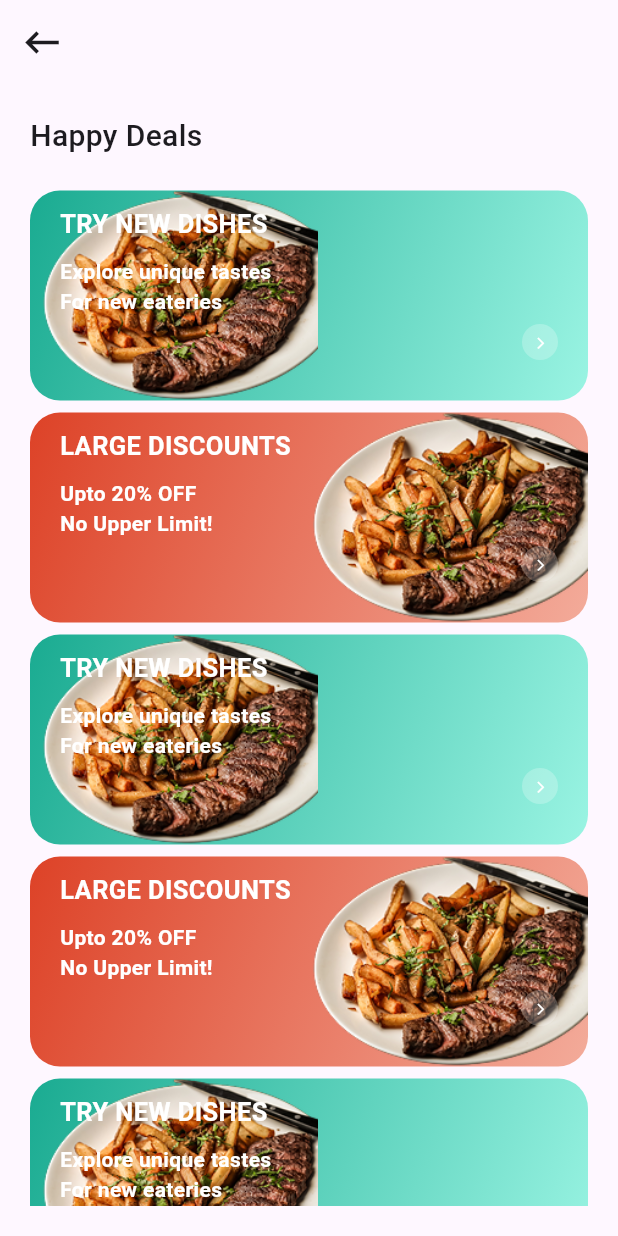
After one commit to hunglk2011/Reservation, a Flutter app: the HappyDealScreen screen opened by its route, on a phone screen of 412 x 824 dp. The commit adds this screen. Run offline on Flutter 3.47's test engine with Material 3 defaults, Android fonts, the phone set to English and light mode, and no system bars; our stand-ins replace flutter_bloc, flutter_image_slideshow, shared_preferences, smooth_page_indicator, timeline_tile; accounts and stored records are empty.

```diff
--- a/lib/bloc/review_restaurant/review_restaurant_event.dart
+++ b/lib/bloc/review_restaurant/review_restaurant_event.dart
@@ -5,7 +5,4 @@ class FetchReservationRestaurant extends ReviewRestaurantEvent {
   FetchReservationRestaurant({required this.restaurantId});
 }
 
-class SubmitReview extends ReviewRestaurantEvent {
-  String restaurantId;
-  SubmitReview({required this.restaurantId});
-}
+class FetchReviewRestaurant extends ReviewRestaurantEvent {}
--- a/lib/models/class/restaurant.dart
+++ b/lib/models/class/restaurant.dart
@@ -7,6 +7,7 @@ class Restaurant {
   String? address;
   String? image;
   Product? product;
+  String? comment;
 
   Restaurant({
     this.id,
@@ -15,6 +16,7 @@ class Restaurant {
     this.address,
     this.image,
     this.product,
+    this.comment,
   });
 
   static Restaurant fromJson(Map<String, dynamic> json) {
@@ -27,6 +29,7 @@ class Restaurant {
           json['product'] != null && json['product'] is Map<String, dynamic>
               ? Product.fromJson(json['product'])
               : null,
+      comment: json["comment"],
     );
   }
 
@@ -37,6 +40,7 @@ class Restaurant {
       "address": address,
       "image": image,
       "product": product,
+      "comment": comment,
     };
   }
 }
--- /dev/null
+++ b/lib/presentation/happy_deal/component/happy_deal_card.dart
@@ -0,0 +1,88 @@
+import 'package:flutter/material.dart';
+import 'package:reservation_system/gen/assets.gen.dart';
+
+class HappyDealCard extends StatelessWidget {
+  final LinearGradient gradient;
+  final Alignment imageAlignment;
+  final String title;
+  final List<String> subtitle;
+  final VoidCallback? onPressed;
+
+  const HappyDealCard({
+    super.key,
+    required this.gradient,
+    required this.imageAlignment,
+    required this.title,
+    required this.subtitle,
+    this.onPressed,
+  });
+
+  @override
+  Widget build(BuildContext context) {
+    return Container(
+      margin: const EdgeInsets.symmetric(vertical: 4),
+      width: double.infinity,
+      height: 140,
+      decoration: BoxDecoration(
+        borderRadius: BorderRadius.circular(20),
+        gradient: gradient,
+      ),
+      child: Stack(
+        children: [
+          Align(
+            alignment: imageAlignment,
+            child: ClipRRect(
+              borderRadius: const BorderRadius.only(
+                bottomLeft: Radius.circular(20),
+                bottomRight: Radius.circular(20),
+              ),
+              child: Image.asset(Assets.images.imgBeef.path, fit: BoxFit.cover),
+            ),
+          ),
+          Padding(
+            padding: const EdgeInsets.symmetric(vertical: 10, horizontal: 20),
+            child: Column(
+              crossAxisAlignment: CrossAxisAlignment.start,
+              children: [
+                Text(
+                  title,
+                  style: const TextStyle(
+                    color: Colors.white,
+                    fontSize: 17,
+                    fontWeight: FontWeight.bold,
+                  ),
+                ),
+                const SizedBox(height: 10),
+                for (var text in subtitle)
+                  Text(
+                    text,
+                    style: const TextStyle(
+                      color: Colors.white,
+                      fontWeight: FontWeight.bold,
+                    ),
+                  ),
+                const SizedBox(height: 5),
+                Align(
+                  alignment: Alignment.bottomRight,
+                  child: CircleAvatar(
+                    backgroundColor: Colors.white24,
+                    maxRadius: 12,
+                    minRadius: 9,
+                    child: IconButton(
+                      onPressed: onPressed,
+                      icon: const Icon(
+                        Icons.arrow_forward_ios_outlined,
+                        color: Colors.white,
+                        size: 9,
+                      ),
+                    ),
+                  ),
+                ),
+              ],
+            ),
+          ),
+        ],
+      ),
+    );
+  }
+}
--- /dev/null
+++ b/lib/presentation/happy_deal/happy_deal_screen.dart
@@ -0,0 +1,76 @@
+import 'package:flutter/material.dart';
+import 'package:reservation_system/presentation/happy_deal/component/happy_deal_card.dart';
+import 'package:reservation_system/routes/route_named.dart';
+
+class HappyDealScreen extends StatefulWidget {
+  const HappyDealScreen({super.key});
+
+  @override
+  State<HappyDealScreen> createState() => _HappyDealScreenState();
+}
+
+class _HappyDealScreenState extends State<HappyDealScreen> {
+  @override
+  Widget build(BuildContext context) {
+    return SafeArea(
+      child: Scaffold(
+        appBar: AppBar(
+          leading: IconButton(
+            onPressed: () => Navigator.pop(context),
+            icon: const Icon(Icons.keyboard_backspace, size: 30),
+          ),
+        ),
+        body: Padding(
+          padding: const EdgeInsets.all(20.0),
+          child: Column(
+            crossAxisAlignment: CrossAxisAlignment.start,
+            children: [
+              const Text(
+                'Happy Deals',
+                style: TextStyle(fontSize: 20, fontWeight: FontWeight.w500),
+              ),
+              const SizedBox(height: 18),
+              Expanded(
+                child: ListView.builder(
+                  itemCount: 10,
+                  itemBuilder: (context, index) {
+                    return HappyDealCard(
+                      gradient:
+                          index % 2 == 0
+                              ? const LinearGradient(
+                                colors: [Color(0xff1aab91), Color(0xff9af4e3)],
+                                begin: Alignment.topLeft,
+                                end: Alignment.bottomRight,
+                              )
+                              : const LinearGradient(
+                                colors: [Color(0xffdd4227), Color(0xfff3ab9a)],
+                                begin: Alignment.topLeft,
+                                end: Alignment.bottomRight,
+                              ),
+                      imageAlignment:
+                          index % 2 == 0
+                              ? Alignment.centerLeft
+                              : Alignment.bottomRight,
+                      title:
+                          index % 2 == 0 ? 'TRY NEW DISHES' : 'LARGE DISCOUNTS',
+                      subtitle:
+                          index % 2 == 0
+                              ? ['Explore unique tastes', 'For new eateries']
+                              : ['Upto 20% OFF', 'No Upper Limit!'],
+                      onPressed: () {
+                        Navigator.pushNamed(
+                          context,
+                          Routenamed.happydealReservation,
+                        );
+                      },
+                    );
+                  },
+                ),
+              ),
+            ],
+          ),
+        ),
+      ),
+    );
+  }
+}
--- a/lib/presentation/reservation/reservation_screen.dart
+++ b/lib/presentation/reservation/reservation_screen.dart
@@ -8,6 +8,7 @@ import 'package:reservation_system/models/class/restaurant.dart';
 import 'package:reservation_system/presentation/reservation/reservation_component/tab_button.dart';
 import 'package:reservation_system/presentation/reservation/tab_screen/menu_tab.dart';
 import 'package:reservation_system/presentation/reservation/tab_screen/reservation_tab.dart';
+import 'package:reservation_system/presentation/reservation/tab_screen/review_tab.dart';
 
 class ReservationScreen extends StatefulWidget {
   final String? restaurantId;
@@ -59,7 +60,7 @@ class _ReservationScreenState extends State<ReservationScreen> {
                     if (selectedTab == 1)
                       ReservationTab(restaurantInfo: restaurantData),
                     if (selectedTab == 2) MenuTab(),
-                    if (selectedTab == 3) Text("Reviews Screen"),
+                    if (selectedTab == 3) ReviewTab(),
                   ],
                 ),
               ),
--- a/lib/routes/route_named.dart
+++ b/lib/routes/route_named.dart
@@ -4,6 +4,8 @@ import 'package:reservation_system/presentation/change_password/change_password.
 import 'package:reservation_system/presentation/confirm_reservation/confirm_reservation.dart';
 import 'package:reservation_system/presentation/confirm_reservation/reservation_payment.dart';
 import 'package:reservation_system/presentation/forgot_password/forgot_password_screen.dart';
+import 'package:reservation_system/presentation/happy_deal/happy_deal_reservation_screen.dart';
+import 'package:reservation_system/presentation/happy_deal/happy_deal_screen.dart';
 import 'package:reservation_system/presentation/home/home_screen.dart';
 import 'package:reservation_system/presentation/login/login_screen.dart';
 import 'package:reservation_system/presentation/notification/notification_screen.dart';
@@ -40,6 +42,8 @@ class Routenamed {
   static const String reservationHistory = "/reservationHistory";
   static const String reservationDetail = "/reservationDetail";
   static const String reviewRestaurant = "/reviewRestaurant";
+  static const String happydeal = "/happydeals";
+  static const String happydealReservation = "/happydealReservation";
 
   static Route<dynamic>? generateRouted(RouteSettings settings) {
     switch (settings.name) {
@@ -137,6 +141,14 @@ class Routenamed {
                   ReservationDetailScreen(reservationId: reservationId),
         );
 
+      case happydeal:
+        return MaterialPageRoute(builder: (context) => HappyDealScreen());
+
+      case happydealReservation:
+        return MaterialPageRoute(
+          builder: (context) => HappyDealReservationScreen(),
+        );
+
       case payment:
         return MaterialPageRoute(builder: (context) => ReservationPayment());
 
--- a/lib/services/restaurant_service.dart
+++ b/lib/services/restaurant_service.dart
@@ -53,12 +53,10 @@ class RestaurantService {
   }
 
   static Future<Restaurant?> updateRestaurant({
-    required String id,
-    required String nameRestaurant,
-    required String comment,
+    required Restaurant restaurant,
   }) async {
-    var url = Uri.https(domain, '/restaurant/$id');
-    final restaurantUpdateData = {"name": nameRestaurant, "comment": comment};
+    var url = Uri.https(domain, '/restaurant/${restaurant.id}');
+    final restaurantUpdateData = {"comment": restaurant.comment};
 
     var response = await http.put(
       url,
```
Also changed, not shown: lib/bloc/review_restaurant/review_restaurant_bloc.dart (+7 -8 lines), lib/bloc/review_restaurant/review_restaurant_state.dart (+4 -4 lines), lib/models/class/comment.dart (added, +31 -0 lines), lib/models/class/happy_deal.dart (+15 -1 lines), lib/models/share_preference/preferences.dart (+21 -9 lines), lib/presentation/happy_deal/happy_deal_reservation_screen.dart (added, +167 -0 lines), lib/presentation/happy_deal/mock_data/happy_deal_data.dart (added, +60 -0 lines), lib/presentation/home/home_component/discount_section.dart (+9 -1 lines), lib/presentation/reservation/reservation_component/review_card.dart (added, +55 -0 lines), lib/presentation/reservation/tab_screen/review_tab.dart (added, +53 -0 lines), lib/presentation/reservation_history/component/reservation_history_card.dart (+5 -3 lines), lib/presentation/review_restaurant/review_restaurant_screen.dart (+43 -20 lines), lib/services/reservation_service.dart (+23 -0 lines).
